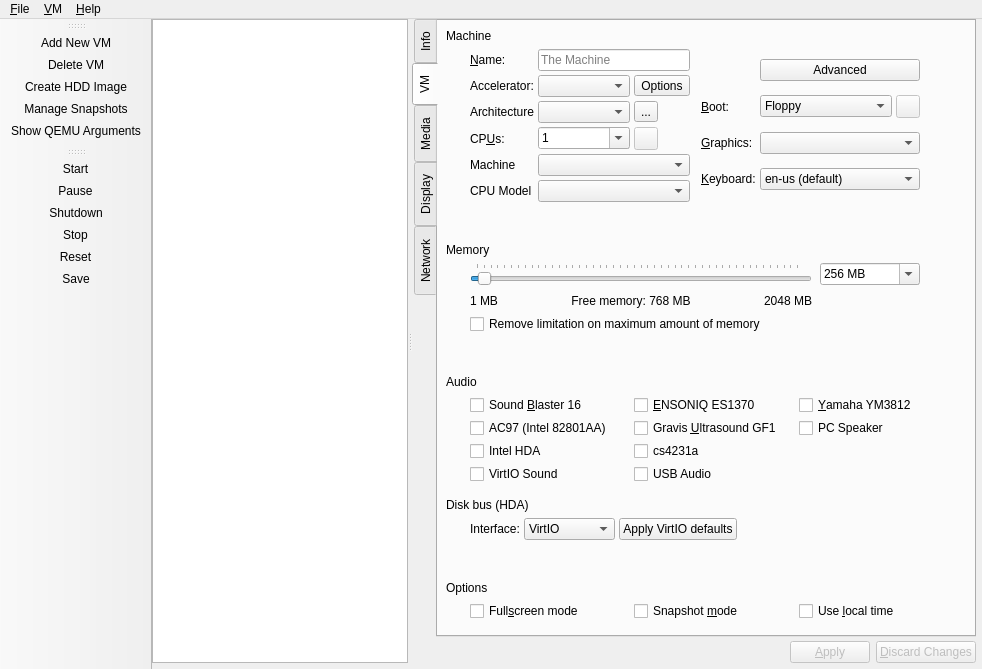
Qt form src/Main_Window.ui (chronic8000/aqemu) before a commit.
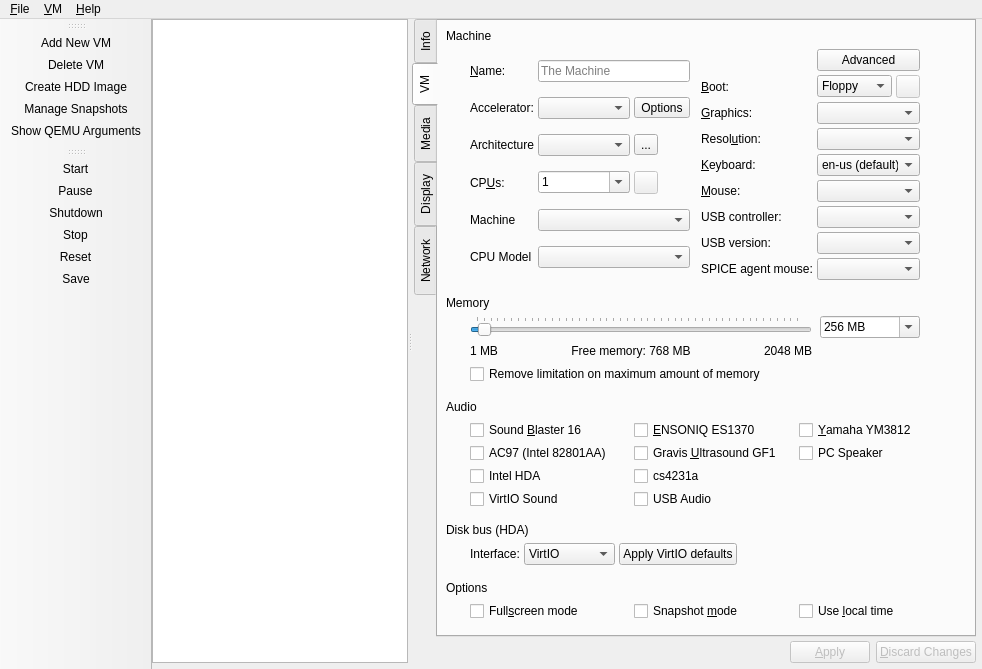
The same form after that commit. The open tabs and pages were chosen to show the change. Icons and pictures are not drawn. Custom widgets are drawn as their Qt base class.

Commit message:
Add Windows SPICE viewer, mouse settings, and session start/stop fixes.
Embed spice-client-glib display on Windows, auto-save VM config, force-kill orphan QEMU on stop, show the session UI before QEMU starts, and expose full pointer device options (USB tablet/mouse, VirtIO, controllers) so guests like Windows 98 get a working absolute cursor.

Patch:
```diff
--- a/src/Main_Window.ui
+++ b/src/Main_Window.ui
@@ -665,6 +665,38 @@
                   </widget>
                  </item>
                  <item row="3" column="0">
+                  <widget class="QLabel" name="Label_Display_Resolution">
+                   <property name="sizePolicy">
+                    <sizepolicy hsizetype="Minimum" vsizetype="Preferred">
+                     <horstretch>0</horstretch>
+                     <verstretch>0</verstretch>
+                    </sizepolicy>
+                   </property>
+                   <property name="text">
+                    <string>Resol&amp;ution:</string>
+                   </property>
+                   <property name="buddy">
+                    <cstring>CB_Display_Resolution</cstring>
+                   </property>
+                  </widget>
+                 </item>
+                 <item row="3" column="1" colspan="2">
+                  <widget class="QComboBox" name="CB_Display_Resolution">
+                   <property name="sizePolicy">
+                    <sizepolicy hsizetype="MinimumExpanding" vsizetype="Fixed">
+                     <horstretch>0</horstretch>
+                     <verstretch>0</verstretch>
+                    </sizepolicy>
+                   </property>
+                   <property name="toolTip">
+                    <string>Guest display size for VirtIO GPU (EDID). Lower resolutions are faster on ARM/TCG. Windows on ARM often cannot change this from inside the guest.</string>
+                   </property>
+                   <property name="sizeAdjustPolicy">
+                    <enum>QComboBox::AdjustToMinimumContentsLength</enum>
+                   </property>
+                  </widget>
+                 </item>
+                 <item row="4" column="0">
                   <widget class="QLabel" name="Label_Keyboard_Layout">
                    <property name="sizePolicy">
                     <sizepolicy hsizetype="Minimum" vsizetype="Preferred">
@@ -680,7 +712,7 @@
                    </property>
                   </widget>
                  </item>
-                 <item row="3" column="1" colspan="2">
+                 <item row="4" column="1" colspan="2">
                   <widget class="QComboBox" name="CB_Keyboard_Layout">
                    <property name="sizePolicy">
                     <sizepolicy hsizetype="MinimumExpanding" vsizetype="Fixed">
@@ -866,6 +898,86 @@
                    </item>
                   </widget>
                  </item>
+                 <item row="5" column="0">
+                  <widget class="QLabel" name="Label_Mouse_Type">
+                   <property name="text">
+                    <string>&amp;Mouse:</string>
+                   </property>
+                   <property name="buddy">
+                    <cstring>CB_Mouse_Type</cstring>
+                   </property>
+                  </widget>
+                 </item>
+                 <item row="5" column="1" colspan="2">
+                  <widget class="QComboBox" name="CB_Mouse_Type">
+                   <property name="toolTip">
+                    <string>Guest pointer device. USB Tablet (absolute) is recommended for remote/embedded displays so the cursor tracks without grab. PS/2 is relative (needs grab). VirtIO needs guest drivers. VMware mouse needs the vmware VGA + guest tools.</string>
+                   </property>
+                   <property name="sizeAdjustPolicy">
+                    <enum>QComboBox::AdjustToMinimumContentsLength</enum>
+                   </property>
+                  </widget>
+                 </item>
+                 <item row="6" column="0">
+                  <widget class="QLabel" name="Label_Mouse_USB_Controller">
+                   <property name="text">
+                    <string>USB controller:</string>
+                   </property>
+                   <property name="buddy">
+                    <cstring>CB_Mouse_USB_Controller</cstring>
+                   </property>
+                  </widget>
+                 </item>
+                 <item row="6" column="1" colspan="2">
+                  <widget class="QComboBox" name="CB_Mouse_USB_Controller">
+                   <property name="toolTip">
+                    <string>Controller used when Mouse is a USB device. Auto picks UHCI (-usb) for PC machines and xHCI for virt/ARM. Win98 usually wants UHCI.</string>
+                   </property>
+                   <property name="sizeAdjustPolicy">
+                    <enum>QComboBox::AdjustToMinimumContentsLength</enum>
+                   </property>
+                  </widget>
+                 </item>
+                 <item row="7" column="0">
+                  <widget class="QLabel" name="Label_Mouse_USB_Version">
+                   <property name="text">
+                    <string>USB version:</string>
+                   </property>
+                   <property name="buddy">
+                    <cstring>CB_Mouse_USB_Version</cstring>
+                   </property>
+                  </widget>
+                 </item>
+                 <item row="7" column="1" colspan="2">
+                  <widget class="QComboBox" name="CB_Mouse_USB_Version">
+                   <property name="toolTip">
+                    <string>usb_version property for usb-tablet / usb-mouse. USB 1.1 often works better with Windows 98.</string>
+                   </property>
+                   <property name="sizeAdjustPolicy">
+                    <enum>QComboBox::AdjustToMinimumContentsLength</enum>
+                   </property>
+                  </widget>
+                 </item>
+                 <item row="8" column="0">
+                  <widget class="QLabel" name="Label_SPICE_Agent_Mouse">
+                   <property name="text">
+                    <string>SPICE agent mouse:</string>
+                   </property>
+                   <property name="buddy">
+                    <cstring>CB_SPICE_Agent_Mouse</cstring>
+                   </property>
+                  </widget>
+                 </item>
+                 <item row="8" column="1" colspan="2">
+                  <widget class="QComboBox" name="CB_SPICE_Agent_Mouse">
+                   <property name="toolTip">
+                    <string>QEMU -spice agent-mouse=on|off. Uses the SPICE vdagent in the guest when available. Leave Default unless you know you need it. Win98 has no vdagent — use USB Tablet instead.</string>
+                   </property>
+                   <property name="sizeAdjustPolicy">
+                    <enum>QComboBox::AdjustToMinimumContentsLength</enum>
+                   </property>
+                  </widget>
+                 </item>
                  <item row="1" column="2">
                   <widget class="QToolButton" name="TB_Show_Boot_Settings_Window">
                    <property name="enabled">
```
Left out of the diff: 2 changed lines with no effect on the pictures. The commit also changes 42 other files.
